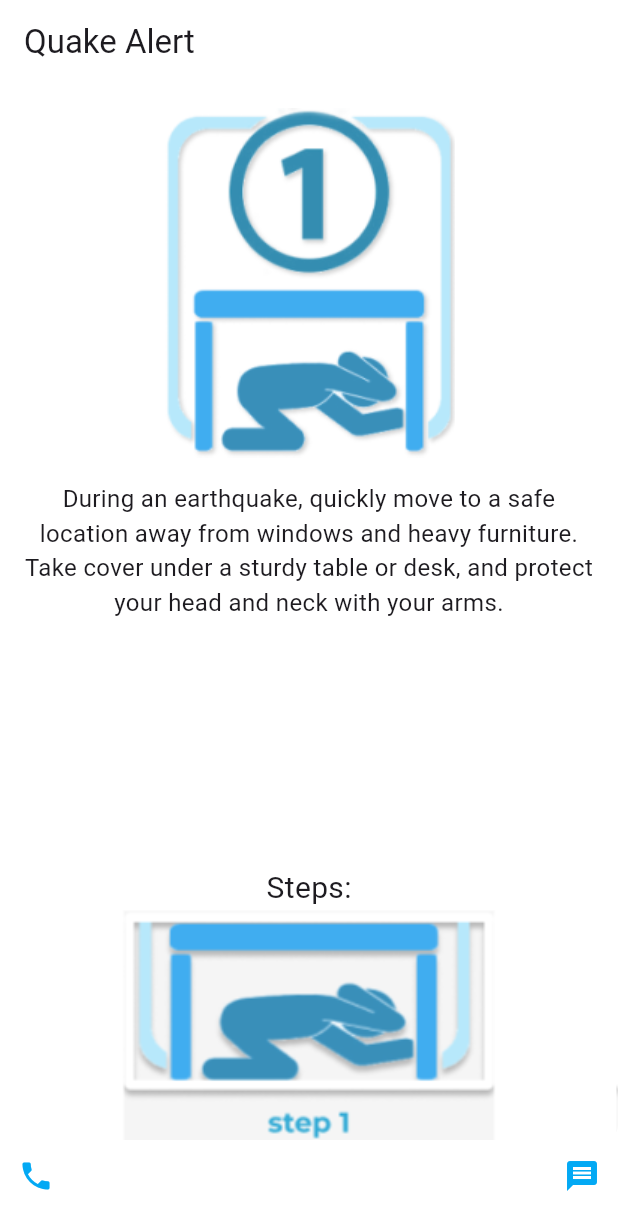
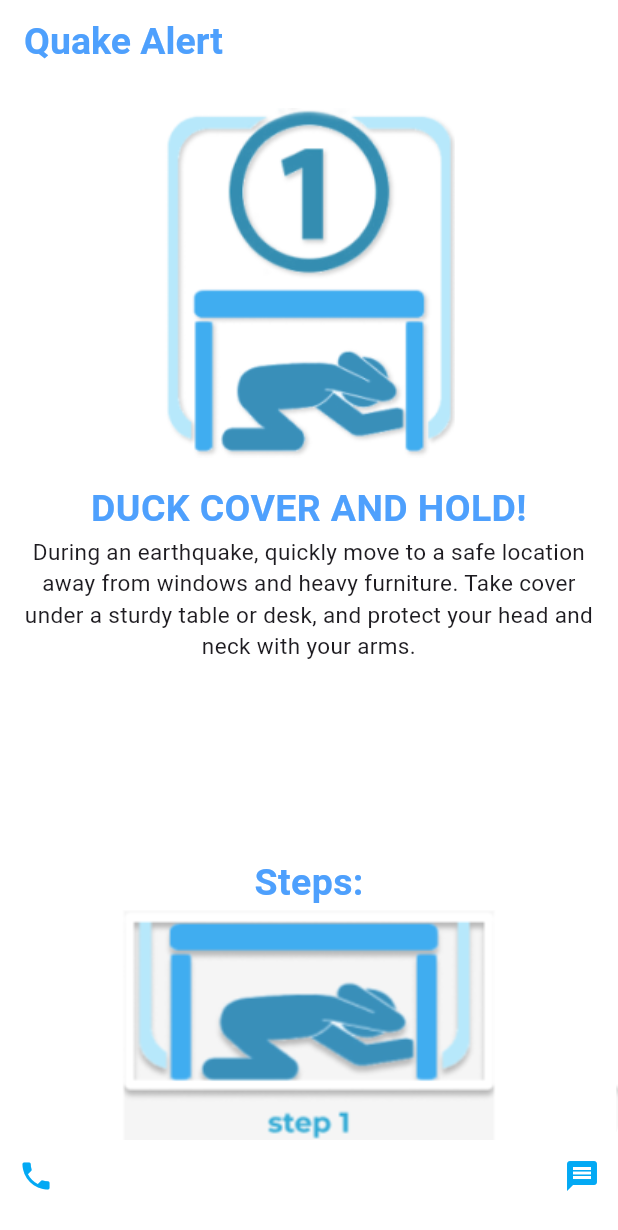
Before and after one commit to jcmsj/HCI-Project, a Flutter app: the screen it shows after launch, after a tap on "Tap to proceed", on a phone screen of 412 x 824 dp. Shown: the top 1230 px of the screen. Run offline on Flutter 3.47's test engine with Material 3 defaults, Android fonts, the phone set to English and light mode, and no system bars.

Commit message:
Finalized Design

```diff
--- a/lib/intro_screen.dart
+++ b/lib/intro_screen.dart
@@ -12,10 +12,11 @@ class intro_screen extends StatelessWidget {
             mainAxisAlignment: MainAxisAlignment.center,
             children: [
               Container(
-                width: 200, // Adjust the width as needed
+                width: 500, // Adjust the width as needed
                 child: Text(
                   'Quake Alert',
-                  style: TextStyle(fontSize: 24, color: Colors.white),
+                  style: TextStyle(fontSize: 45, fontWeight: FontWeight.bold, color: Color(
+                      0xFFFFFFFF)),
                   textAlign: TextAlign.center,
                 ),
               ),
--- a/lib/main.dart
+++ b/lib/main.dart
@@ -1,4 +1,5 @@
 import 'package:flutter/material.dart';
+import 'alert_screen.dart';
 import 'intro_screen.dart';
 
 void main() {
--- a/lib/steps_screen.dart
+++ b/lib/steps_screen.dart
@@ -19,6 +19,12 @@ class _StepsScreenState extends State<steps_screen> {
     'assets/content3.png',
   ];
 
+  final List<String> stepheader = [
+    'DUCK COVER AND HOLD!',
+    'GET TO SAFETY!',
+    'EVACUATE!',
+  ];
+
   final List<String> stepContent = [
     'During an earthquake, quickly move to a safe location away from windows and heavy furniture. Take cover under a sturdy table or desk, and protect your head and neck with your arms.',
     'If possible, move to an open area away from buildings, trees, streetlights, and utility wires. Be cautious of falling debris and aftershocks.',
@@ -33,7 +39,8 @@ class _StepsScreenState extends State<steps_screen> {
       title: 'Quake Alert',
       home: Scaffold(
         appBar: AppBar(
-          title: Text('Quake Alert'),
+          title: Text('Quake Alert', style: TextStyle(fontSize: 25, fontWeight: FontWeight.bold, color: Color(
+              0xFF4EA0FD))),
           backgroundColor: Colors.white,
         ),
         backgroundColor: Colors.white,
@@ -53,8 +60,14 @@ class _StepsScreenState extends State<steps_screen> {
                         ),
                         SizedBox(height: 16),
                         Text(
+                          stepheader[selectedStepIndex],
+                          style: TextStyle(fontSize: 25, fontWeight: FontWeight.bold, color: Color(
+                              0xFF4EA0FD)),
+                          textAlign: TextAlign.center,
+                        ),
+                        Text(
                           stepContent[selectedStepIndex],
-                          style: TextStyle(fontSize: 16),
+                          style: TextStyle(fontSize: 15),
                           textAlign: TextAlign.center,
                         ),
                       ],
@@ -65,7 +78,8 @@ class _StepsScreenState extends State<steps_screen> {
                   padding: EdgeInsets.all(0),
                   child: Text(
                     'Steps:',
-                    style: TextStyle(fontSize: 20),
+                    style: TextStyle(fontSize: 25, fontWeight: FontWeight.bold, color: Color(
+                        0xFF4EA0FD)),
                   ),
                 ),
                 Container(
@@ -127,7 +141,7 @@ class _StepsScreenState extends State<steps_screen> {
   }
 
   void _launchDialer() async {
-    const phoneNumber = 'tel:+1234567890'; // Replace with the desired phone number
+    const phoneNumber = 'tel:+911'; // Replace with the desired phone number
     if (await canLaunch(phoneNumber)) {
       await launch(phoneNumber);
     } else {
@@ -136,7 +150,7 @@ class _StepsScreenState extends State<steps_screen> {
   }
 
   void _launchMessenger() async {
-    const messengerUrl = 'sms:1234567890'; // Replace with the desired phone number
+    const messengerUrl = 'sms:911'; // Replace with the desired phone number
     if (await canLaunch(messengerUrl)) {
       await launch(messengerUrl);
     } else {
```
Also changed, not shown: lib/alert_screen.dart (+9 -2 lines).
